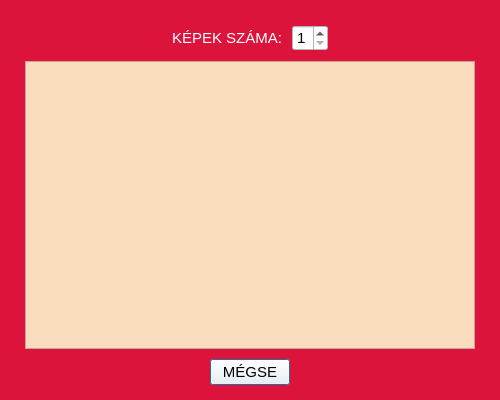
The window that elrendezesvalaszto.ui (kosztak/fotokonyv_szerkeszto) describes before a commit, drawn with Qt 5.
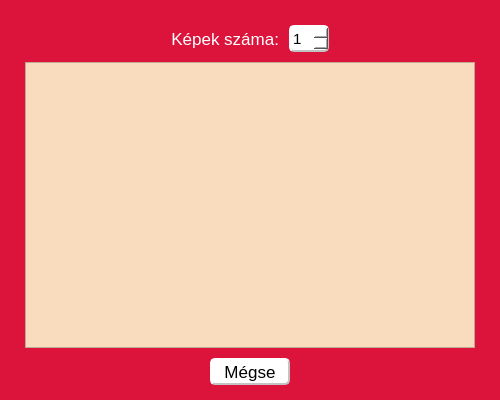
The same window after the commit.

The edit to the form file:
```diff
--- a/elrendezesvalaszto.ui
+++ b/elrendezesvalaszto.ui
@@ -54,14 +54,14 @@
       <widget class="QLabel" name="label">
        <property name="font">
         <font>
-         <pointsize>11</pointsize>
+         <pointsize>13</pointsize>
         </font>
        </property>
        <property name="styleSheet">
         <string notr="true">color: rgb(255, 255, 255);</string>
        </property>
        <property name="text">
-        <string>KÉPEK SZÁMA:</string>
+        <string>Képek száma:</string>
        </property>
        <property name="alignment">
         <set>Qt::AlignRight|Qt::AlignTrailing|Qt::AlignVCenter</set>
@@ -70,6 +70,12 @@
      </item>
      <item>
       <widget class="QSpinBox" name="kepekSzamaSpinBox">
+       <property name="minimumSize">
+        <size>
+         <width>40</width>
+         <height>27</height>
+        </size>
+       </property>
        <property name="font">
         <font>
          <pointsize>11</pointsize>
@@ -77,7 +83,9 @@
        </property>
        <property name="styleSheet">
         <string notr="true">color: rgb(0, 0, 0);
-background-color: rgb(255, 255, 255);</string>
+background-color: rgb(255, 255, 255);
+border: 2px outset #c2c2c2;
+border-radius: 5px;</string>
        </property>
        <property name="suffix">
         <string/>
@@ -119,7 +127,7 @@
         <x>0</x>
         <y>0</y>
         <width>448</width>
-        <height>278</height>
+        <height>280</height>
        </rect>
       </property>
       <layout class="QGridLayout" name="gridLayout_2">
@@ -178,17 +186,31 @@
      </item>
      <item>
       <widget class="QPushButton" name="megsePushButton">
+       <property name="minimumSize">
+        <size>
+         <width>80</width>
+         <height>27</height>
+        </size>
+       </property>
+       <property name="baseSize">
+        <size>
+         <width>0</width>
+         <height>0</height>
+        </size>
+       </property>
        <property name="font">
         <font>
-         <pointsize>11</pointsize>
+         <pointsize>13</pointsize>
         </font>
        </property>
        <property name="styleSheet">
         <string notr="true">color: rgb(0, 0, 0);
-background-color: rgb(255, 255, 255);</string>
+background-color: rgb(255, 255, 255);
+border: 2px outset #c2c2c2;
+border-radius: 5px;</string>
        </property>
        <property name="text">
-        <string>MÉGSE</string>
+        <string>Mégse</string>
        </property>
       </widget>
      </item>
```
